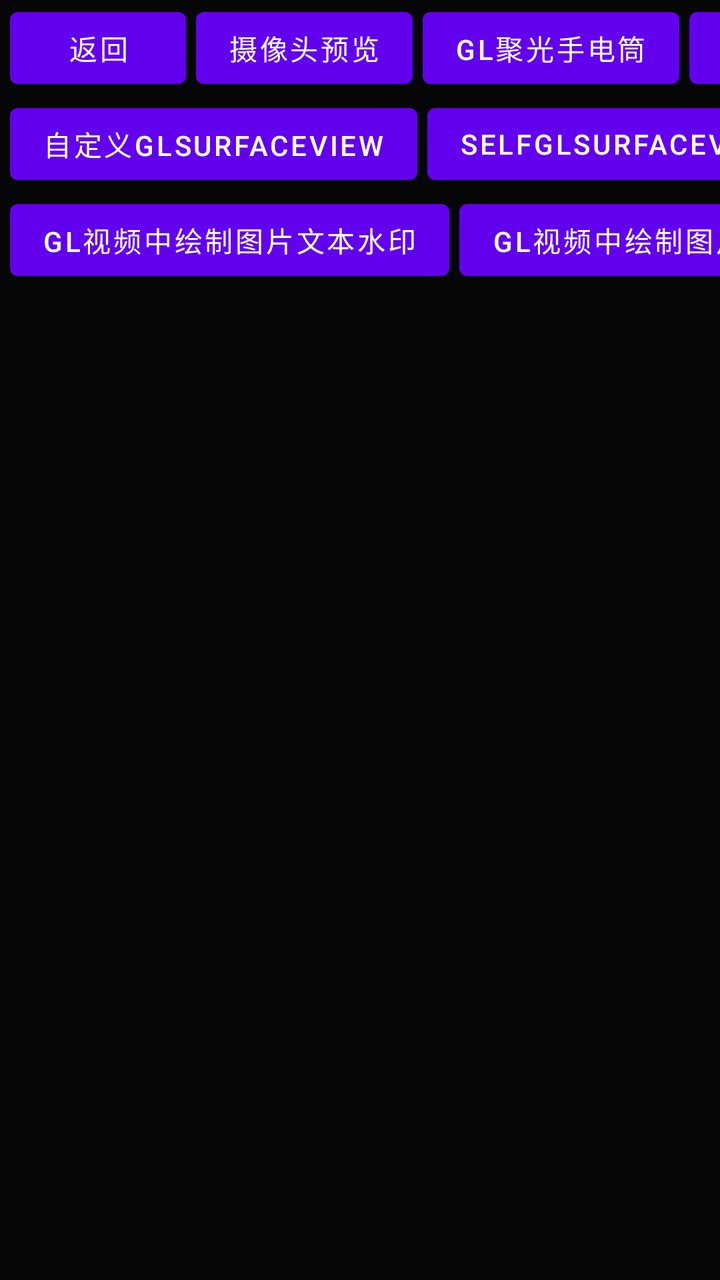
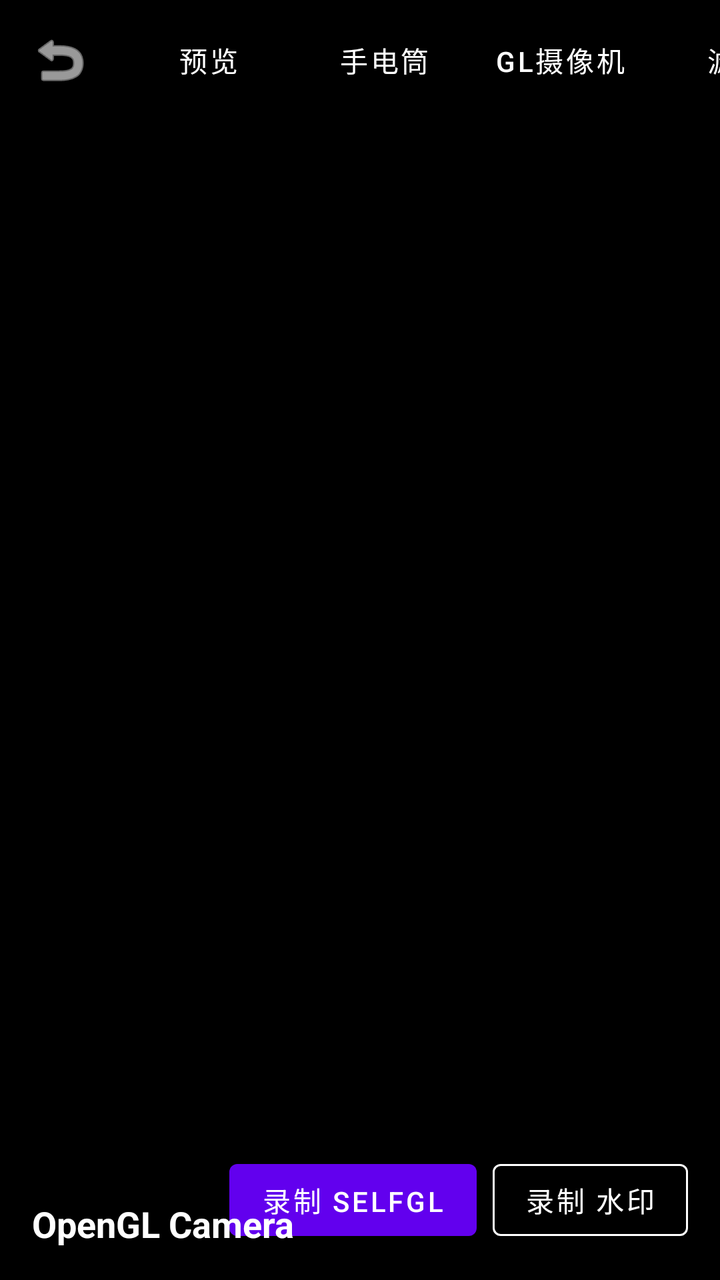

Screens rendered from an Android XML layout before and after an edit, with the pre-edit source and the edit as a unified diff.
<!-- AndroidManifest.xml: application theme Theme.MyyFFmpeg -->
<!-- res/layout/fragment_opengl_camera_layout.xml -->
<?xml version="1.0" encoding="utf-8"?>
<androidx.constraintlayout.widget.ConstraintLayout xmlns:android="http://schemas.android.com/apk/res/android"
    xmlns:app="http://schemas.android.com/apk/res-auto"
    xmlns:tools="http://schemas.android.com/tools"
    android:layout_width="match_parent"
    android:layout_height="match_parent"
    android:background="#060606">

    <Button
        android:id="@+id/btn_gl_back"
        android:layout_width="wrap_content"
        android:layout_height="wrap_content"
        android:layout_marginStart="5dp"
        android:text="返回"
        app:layout_constraintStart_toStartOf="parent"
        app:layout_constraintTop_toTopOf="parent"
        tools:ignore="HardcodedText" />

    <Button
        android:id="@+id/btn_camera_pre"
        android:layout_width="wrap_content"
        android:layout_height="wrap_content"
        android:layout_marginStart="5dp"
        android:text="摄像头预览"
        app:layout_constraintStart_toEndOf="@id/btn_gl_back"
        app:layout_constraintTop_toTopOf="parent"
        tools:ignore="HardcodedText" />
    
    <Button
        android:id="@+id/btn_gl_camera1"
        android:layout_width="wrap_content"
        android:layout_height="wrap_content"
        android:layout_marginStart="5dp"
        android:text="GL聚光手电筒"
        app:layout_constraintStart_toEndOf="@id/btn_camera_pre"
        app:layout_constraintTop_toTopOf="parent"
        tools:ignore="HardcodedText" />
    
    <Button
        android:id="@+id/btn_gl_camera2"
        android:layout_width="wrap_content"
        android:layout_height="wrap_content"
        android:layout_marginStart="5dp"
        android:text="GL摄像机预览"
        app:layout_constraintStart_toEndOf="@id/btn_gl_camera1"
        app:layout_constraintTop_toTopOf="parent"
        tools:ignore="HardcodedText" />

    <Button
        android:id="@+id/btn_gl_filter"
        android:layout_width="wrap_content"
        android:layout_height="wrap_content"
        android:layout_marginStart="5dp"
        android:text="GL滤镜"
        app:layout_constraintStart_toEndOf="@id/btn_gl_camera2"
        app:layout_constraintTop_toTopOf="parent"
        tools:ignore="HardcodedText" />

    <Button
        android:id="@+id/btn_gl_filter_c"
        android:layout_width="wrap_content"
        android:layout_height="wrap_content"
        android:layout_marginStart="5dp"
        android:text="GL滤镜切换"
        app:layout_constraintStart_toEndOf="@id/btn_gl_filter"
        app:layout_constraintTop_toTopOf="parent"
        tools:ignore="HardcodedText" />

    <Button
        android:id="@+id/btn_surface"
        android:layout_width="wrap_content"
        android:layout_height="wrap_content"
        android:layout_marginStart="5dp"
        android:text="自定义GLSurfaceView"
        app:layout_constraintStart_toStartOf="parent"
        app:layout_constraintTop_toBottomOf="@+id/btn_gl_back"
        tools:ignore="HardcodedText" />

    <Button
        android:id="@+id/btn_surface_new"
        android:layout_width="wrap_content"
        android:layout_height="wrap_content"
        android:layout_marginStart="5dp"
        android:text="selfGLSurfaceView"
        app:layout_constraintStart_toEndOf="@+id/btn_surface"
        app:layout_constraintTop_toBottomOf="@+id/btn_gl_back"
        tools:ignore="HardcodedText" />

    <Button
        android:id="@+id/btn_surface_new_record"
        android:layout_width="wrap_content"
        android:layout_height="wrap_content"
        android:layout_marginStart="5dp"
        android:text="start recording"
        app:layout_constraintStart_toEndOf="@+id/btn_surface_new"
        app:layout_constraintTop_toBottomOf="@+id/btn_gl_back"
        tools:ignore="HardcodedText" />

    <Button
        android:id="@+id/btn_draw_text_surface"
        android:layout_width="wrap_content"
        android:layout_height="wrap_content"
        android:layout_marginStart="5dp"
        android:text="GL视频中绘制图片文本水印"
        app:layout_constraintStart_toStartOf="parent"
        app:layout_constraintTop_toBottomOf="@+id/btn_surface"
        tools:ignore="HardcodedText" />
    <Button
        android:id="@+id/btn_draw_text_record"
        android:layout_width="wrap_content"
        android:layout_height="wrap_content"
        android:layout_marginStart="5dp"
        android:text="GL视频中绘制图片文本水印开始录制"
        app:layout_constraintStart_toEndOf="@+id/btn_draw_text_surface"
        app:layout_constraintTop_toBottomOf="@+id/btn_surface"
        tools:ignore="HardcodedText" />

    <FrameLayout
        android:id="@+id/gl_show"
        android:layout_width="match_parent"
        android:layout_height="match_parent"
        app:layout_constraintStart_toStartOf="parent"
        app:layout_constraintTop_toTopOf="parent" />


</androidx.constraintlayout.widget.ConstraintLayout>
<!-- resources referenced by this layout -->
<resources>
  <style name="Theme.MyyFFmpeg" parent="Theme.MaterialComponents.DayNight.DarkActionBar">
          
          <item name="colorPrimary">@color/purple_500</item>
          <item name="colorPrimaryVariant">@color/purple_700</item>
          <item name="colorOnPrimary">@color/white</item>
          
          <item name="colorSecondary">@color/teal_200</item>
          <item name="colorSecondaryVariant">@color/teal_700</item>
          <item name="colorOnSecondary">@color/black</item>
          
          <item name="android:statusBarColor">?attr/colorPrimaryVariant</item>
          
      </style>
  <color name="purple_500">#FF6200EE</color>
  <color name="purple_700">#FF3700B3</color>
  <color name="white">#FFFFFFFF</color>
  <color name="teal_200">#FF03DAC5</color>
  <color name="teal_700">#FF018786</color>
  <color name="black">#FF000000</color>
</resources>

<!-- the commit's change to res/layout/fragment_opengl_camera_layout.xml (unified diff, before → after) -->
@@ -4,123 +4,170 @@
     xmlns:tools="http://schemas.android.com/tools"
     android:layout_width="match_parent"
     android:layout_height="match_parent"
-    android:background="#060606">
-
-    <Button
-        android:id="@+id/btn_gl_back"
-        android:layout_width="wrap_content"
-        android:layout_height="wrap_content"
-        android:layout_marginStart="5dp"
-        android:text="返回"
-        app:layout_constraintStart_toStartOf="parent"
-        app:layout_constraintTop_toTopOf="parent"
-        tools:ignore="HardcodedText" />
-
-    <Button
-        android:id="@+id/btn_camera_pre"
-        android:layout_width="wrap_content"
-        android:layout_height="wrap_content"
-        android:layout_marginStart="5dp"
-        android:text="摄像头预览"
-        app:layout_constraintStart_toEndOf="@id/btn_gl_back"
-        app:layout_constraintTop_toTopOf="parent"
-        tools:ignore="HardcodedText" />
-    
-    <Button
-        android:id="@+id/btn_gl_camera1"
-        android:layout_width="wrap_content"
-        android:layout_height="wrap_content"
-        android:layout_marginStart="5dp"
-        android:text="GL聚光手电筒"
-        app:layout_constraintStart_toEndOf="@id/btn_camera_pre"
-        app:layout_constraintTop_toTopOf="parent"
-        tools:ignore="HardcodedText" />
-    
-    <Button
-        android:id="@+id/btn_gl_camera2"
-        android:layout_width="wrap_content"
-        android:layout_height="wrap_content"
-        android:layout_marginStart="5dp"
-        android:text="GL摄像机预览"
-        app:layout_constraintStart_toEndOf="@id/btn_gl_camera1"
-        app:layout_constraintTop_toTopOf="parent"
-        tools:ignore="HardcodedText" />
-
-    <Button
-        android:id="@+id/btn_gl_filter"
-        android:layout_width="wrap_content"
-        android:layout_height="wrap_content"
-        android:layout_marginStart="5dp"
-        android:text="GL滤镜"
-        app:layout_constraintStart_toEndOf="@id/btn_gl_camera2"
-        app:layout_constraintTop_toTopOf="parent"
-        tools:ignore="HardcodedText" />
-
-    <Button
-        android:id="@+id/btn_gl_filter_c"
-        android:layout_width="wrap_content"
-        android:layout_height="wrap_content"
-        android:layout_marginStart="5dp"
-        android:text="GL滤镜切换"
-        app:layout_constraintStart_toEndOf="@id/btn_gl_filter"
-        app:layout_constraintTop_toTopOf="parent"
-        tools:ignore="HardcodedText" />
-
-    <Button
-        android:id="@+id/btn_surface"
-        android:layout_width="wrap_content"
-        android:layout_height="wrap_content"
-        android:layout_marginStart="5dp"
-        android:text="自定义GLSurfaceView"
-        app:layout_constraintStart_toStartOf="parent"
-        app:layout_constraintTop_toBottomOf="@+id/btn_gl_back"
-        tools:ignore="HardcodedText" />
-
-    <Button
-        android:id="@+id/btn_surface_new"
-        android:layout_width="wrap_content"
-        android:layout_height="wrap_content"
-        android:layout_marginStart="5dp"
-        android:text="selfGLSurfaceView"
-        app:layout_constraintStart_toEndOf="@+id/btn_surface"
-        app:layout_constraintTop_toBottomOf="@+id/btn_gl_back"
-        tools:ignore="HardcodedText" />
-
-    <Button
-        android:id="@+id/btn_surface_new_record"
-        android:layout_width="wrap_content"
-        android:layout_height="wrap_content"
-        android:layout_marginStart="5dp"
-        android:text="start recording"
-        app:layout_constraintStart_toEndOf="@+id/btn_surface_new"
-        app:layout_constraintTop_toBottomOf="@+id/btn_gl_back"
-        tools:ignore="HardcodedText" />
-
-    <Button
-        android:id="@+id/btn_draw_text_surface"
-        android:layout_width="wrap_content"
-        android:layout_height="wrap_content"
-        android:layout_marginStart="5dp"
-        android:text="GL视频中绘制图片文本水印"
-        app:layout_constraintStart_toStartOf="parent"
-        app:layout_constraintTop_toBottomOf="@+id/btn_surface"
-        tools:ignore="HardcodedText" />
-    <Button
-        android:id="@+id/btn_draw_text_record"
-        android:layout_width="wrap_content"
-        android:layout_height="wrap_content"
-        android:layout_marginStart="5dp"
-        android:text="GL视频中绘制图片文本水印开始录制"
-        app:layout_constraintStart_toEndOf="@+id/btn_draw_text_surface"
-        app:layout_constraintTop_toBottomOf="@+id/btn_surface"
-        tools:ignore="HardcodedText" />
+    android:background="#000000">
 
     <FrameLayout
         android:id="@+id/gl_show"
         android:layout_width="match_parent"
-        android:layout_height="match_parent"
-        app:layout_constraintStart_toStartOf="parent"
+        android:layout_height="match_parent" />
+
+    <View
+        android:layout_width="match_parent"
+        android:layout_height="80dp"
+        android:background="#80000000"
         app:layout_constraintTop_toTopOf="parent" />
 
+    <RelativeLayout
+        android:id="@+id/btn_gl_back"
+        android:layout_width="60dp"
+        android:layout_height="60dp"
+        android:clickable="true"
+        android:focusable="true"
+        android:background="?attr/selectableItemBackgroundBorderless"
+        app:layout_constraintStart_toStartOf="parent"
+        app:layout_constraintTop_toTopOf="parent">
+
+        <ImageView
+            android:layout_width="wrap_content"
+            android:layout_height="wrap_content"
+            android:layout_centerInParent="true"
+            android:padding="8dp"
+            android:src="@android:drawable/ic_menu_revert"
+            android:contentDescription="返回"
+            app:tint="#FFFFFF" />
+    </RelativeLayout>
+
+    <HorizontalScrollView
+        android:layout_width="0dp"
+        android:layout_height="60dp"
+        android:scrollbars="none"
+        app:layout_constraintEnd_toEndOf="parent"
+        app:layout_constraintStart_toEndOf="@id/btn_gl_back"
+        app:layout_constraintTop_toTopOf="parent">
+
+        <LinearLayout
+            android:layout_width="wrap_content"
+            android:layout_height="match_parent"
+            android:gravity="center_vertical"
+            android:orientation="horizontal"
+            android:paddingEnd="16dp"
+            tools:ignore="RtlSymmetry">
+
+            <Button
+                android:id="@+id/btn_camera_pre"
+                style="@style/Widget.MaterialComponents.Button.TextButton"
+                android:layout_width="wrap_content"
+                android:layout_height="wrap_content"
+                android:text="预览"
+                android:textColor="#FFFFFF"
+                tools:ignore="HardcodedText" />
+
+            <Button
+                android:id="@+id/btn_gl_camera1"
+                style="@style/Widget.MaterialComponents.Button.TextButton"
+                android:layout_width="wrap_content"
+                android:layout_height="wrap_content"
+                android:text="手电筒"
+                android:textColor="#FFFFFF"
+                tools:ignore="HardcodedText" />
+
+            <Button
+                android:id="@+id/btn_gl_camera2"
+                style="@style/Widget.MaterialComponents.Button.TextButton"
+                android:layout_width="wrap_content"
+                android:layout_height="wrap_content"
+                android:text="GL摄像机"
+                android:textColor="#FFFFFF"
+                tools:ignore="HardcodedText" />
+
+            <Button
+                android:id="@+id/btn_gl_filter"
+                style="@style/Widget.MaterialComponents.Button.TextButton"
+                android:layout_width="wrap_content"
+                android:layout_height="wrap_content"
+                android:text="滤镜"
+                android:textColor="#FFFFFF"
+                tools:ignore="HardcodedText" />
+
+            <Button
+                android:id="@+id/btn_gl_filter_c"
+                style="@style/Widget.MaterialComponents.Button.TextButton"
+                android:layout_width="wrap_content"
+                android:layout_height="wrap_content"
+                android:text="切换滤镜"
+                android:textColor="#FFFFFF"
+                tools:ignore="HardcodedText" />
+
+            <Button
+                android:id="@+id/btn_surface"
+                style="@style/Widget.MaterialComponents.Button.TextButton"
+                android:layout_width="wrap_content"
+                android:layout_height="wrap_content"
+                android:text="Custom GL"
+                android:textColor="#FFFFFF"
+                tools:ignore="HardcodedText" />
+
+            <Button
+                android:id="@+id/btn_surface_new"
+                style="@style/Widget.MaterialComponents.Button.TextButton"
+                android:layout_width="wrap_content"
+                android:layout_height="wrap_content"
+                android:text="Self GL"
+                android:textColor="#FFFFFF"
+                tools:ignore="HardcodedText" />
+
+            <Button
+                android:id="@+id/btn_draw_text_surface"
+                style="@style/Widget.MaterialComponents.Button.TextButton"
+                android:layout_width="wrap_content"
+                android:layout_height="wrap_content"
+                android:text="绘制水印"
+                android:textColor="#FFFFFF"
+                tools:ignore="HardcodedText" />
+
+        </LinearLayout>
+    </HorizontalScrollView>
+
+    <LinearLayout
+        android:id="@+id/ll_recording"
+        android:layout_width="wrap_content"
+        android:layout_height="wrap_content"
+        android:layout_margin="16dp"
+        android:gravity="center"
+        android:orientation="horizontal"
+        app:layout_constraintBottom_toBottomOf="parent"
+        app:layout_constraintEnd_toEndOf="parent">
+
+        <Button
+            android:id="@+id/btn_surface_new_record"
+            style="@style/Widget.MaterialComponents.Button"
+            android:layout_width="wrap_content"
+            android:layout_height="wrap_content"
+            android:layout_marginEnd="8dp"
+            android:text="录制 SelfGL"
+            tools:ignore="HardcodedText" />
+
+        <Button
+            android:id="@+id/btn_draw_text_record"
+            style="@style/Widget.MaterialComponents.Button.OutlinedButton"
+            android:layout_width="wrap_content"
+            android:layout_height="wrap_content"
+            android:text="录制 水印"
+            android:textColor="#FFFFFF"
+            app:strokeColor="#FFFFFF"
+            tools:ignore="HardcodedText" />
+    </LinearLayout>
+
+    <TextView
+        android:layout_width="wrap_content"
+        android:layout_height="wrap_content"
+        android:layout_margin="16dp"
+        android:text="OpenGL Camera"
+        android:textColor="#FFFFFF"
+        android:textSize="18sp"
+        android:textStyle="bold"
+        app:layout_constraintBottom_toBottomOf="parent"
+        app:layout_constraintStart_toStartOf="parent"
+        tools:ignore="HardcodedText" />
 
 </androidx.constraintlayout.widget.ConstraintLayout>
